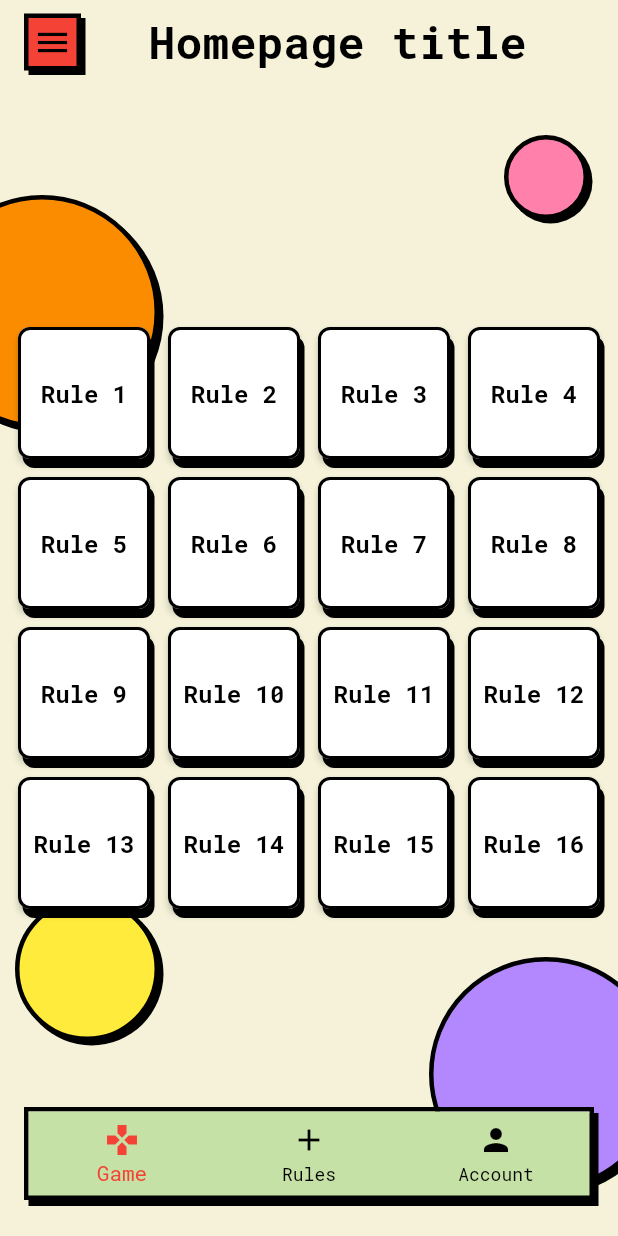
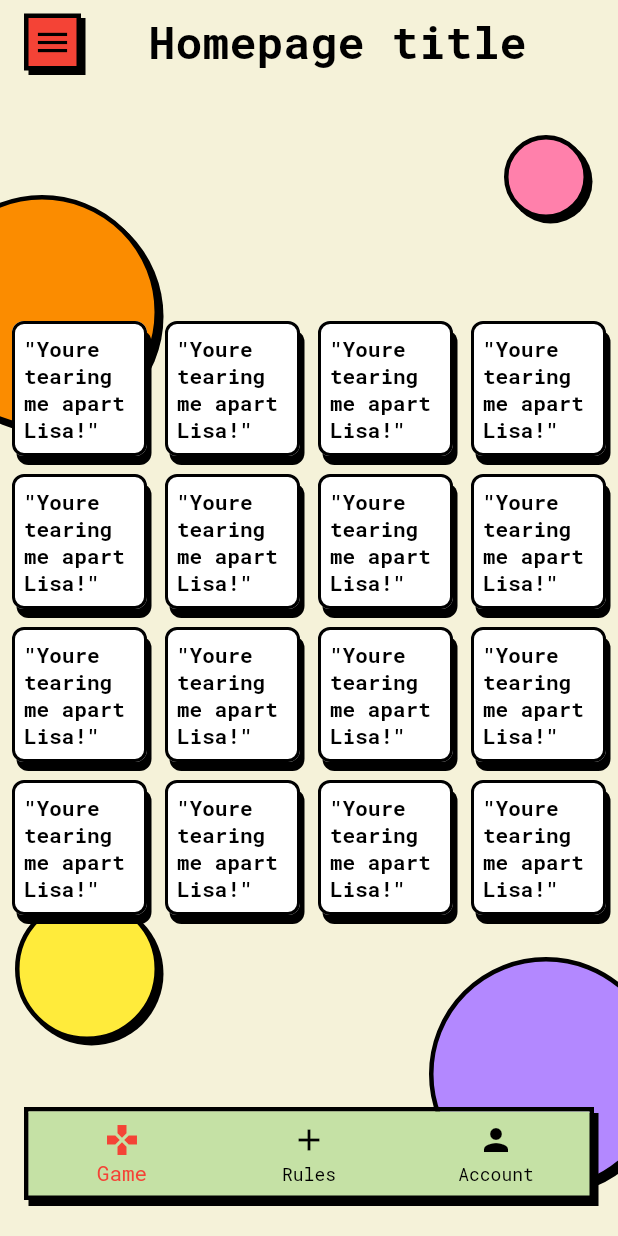
Before and after one commit to alice-ang/bingo, a Flutter app: the screen it shows after launch, after a tap on "Login", on a phone screen of 412 x 824 dp. Run offline on Flutter 3.47's test engine with Material 2 defaults, Android fonts, the phone set to English and light mode, and no system bars; drawn by our look-alikes of auto_size_text; our stand-ins replace font_awesome_flutter, google_fonts, lottie; network calls fail.

Commit message:
fix: text scaling in grid

```diff
--- a/lib/screens/login_screen.dart
+++ b/lib/screens/login_screen.dart
@@ -44,7 +44,7 @@ class _LoginScreenState extends State<LoginScreen> {
                         padding: const EdgeInsets.all(0),
                         child: Lottie.network(
                           height: 160,
-                          animate: false,
+                          animate: true,
                           'https://assets5.lottiefiles.com/packages/lf20_6aYlBl.json',
                         ),
                       ),
--- a/lib/widgets/grid.dart
+++ b/lib/widgets/grid.dart
@@ -1,4 +1,5 @@
 import 'package:flutter/material.dart';
+import 'package:auto_size_text/auto_size_text.dart';
 
 class Grid extends StatefulWidget {
   const Grid({
@@ -42,13 +43,15 @@ class _GridState extends State<Grid> {
   @override
   Widget build(BuildContext context) {
     return GridView.count(
+      shrinkWrap: true,
       physics: const NeverScrollableScrollPhysics(),
-      padding: const EdgeInsets.all(12),
-      shrinkWrap: true,
+      padding: const EdgeInsets.all(8),
       crossAxisCount: widget.size,
       crossAxisSpacing: 12,
       mainAxisSpacing: 12,
-      children: List.generate(widget.size * widget.size, (int index) {
+      children: List.generate(
+        widget.size * widget.size,
+        (int index) {
           return Container(
             decoration: const BoxDecoration(
               borderRadius: BorderRadius.all(
@@ -60,16 +63,20 @@ class _GridState extends State<Grid> {
                   blurRadius: 0,
                   offset: Offset(3, 6),
                 )
-                ]),
-            child: RawMaterialButton(
+              ],
+            ),
+            child: TextButton(
               key: ObjectKey(index.toString()),
               onPressed: () => {
-                setState(() {
+                setState(
+                  () {
                     _clickedId = index;
                     _checkIsClicked(index);
-                })
                   },
-              fillColor: _clickedTiles.contains(index)
+                )
+              },
+              style: TextButton.styleFrom(
+                backgroundColor: _clickedTiles.contains(index)
                     ? widget.tileColor
                     : widget.gridColor,
                 shape: const RoundedRectangleBorder(
@@ -78,17 +85,19 @@ class _GridState extends State<Grid> {
                   ),
                   side: BorderSide(color: Colors.black, width: 2),
                 ),
-              child: Center(
-                child: Text(
-                  'Rule ${index + 1}',
-                  style: const TextStyle(
-                      fontSize: 16,
+              ),
+              child: const AutoSizeText(
+                '"Youre tearing me apart Lisa!"',
+                softWrap: true,
+                style: TextStyle(
                   fontWeight: FontWeight.bold,
-                      color: Colors.black),
+                  color: Colors.black,
                 ),
               ),
-            ));
-      }),
+            ),
+          );
+        },
+      ),
     );
   }
 }
--- a/lib/widgets/neu_button.dart
+++ b/lib/widgets/neu_button.dart
@@ -1,5 +1,4 @@
 import 'package:flutter/material.dart';
-import 'package:flutter/services.dart';
 
 class NeuButton extends StatefulWidget {
   const NeuButton({
--- a/pubspec.yaml
+++ b/pubspec.yaml
@@ -42,6 +42,7 @@ dependencies:
   font_awesome_flutter: ^10.1.0
   auto_route: ^4.0.1
   flutter_launcher_icons: ^0.9.3
+  auto_size_text: ^3.0.0
 
 flutter_icons:
 image_path: "assets/icon.png"
```
Also changed, not shown: pubspec.lock. Lines whose indentation alone changed are shown as unchanged.
